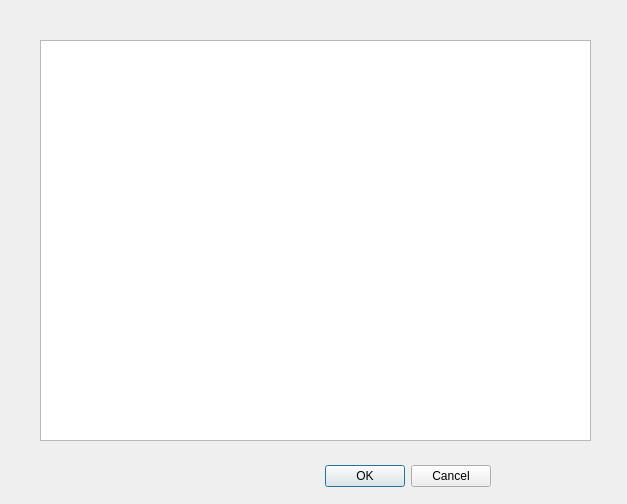
Old version of the form GlossaryDialog.ui in the repository wlssirius/ChaosTranslate.
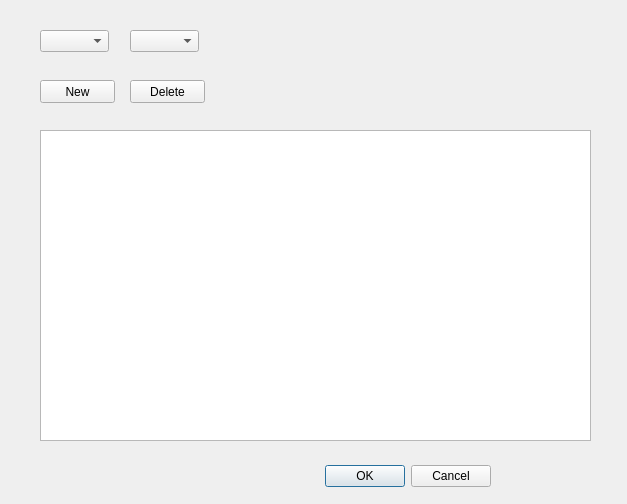
New version of the form.

Commit message: add new glossary function

What changed in the file:
```diff
--- a/GlossaryDialog.ui
+++ b/GlossaryDialog.ui
@@ -71,12 +71,58 @@
    <property name="geometry">
     <rect>
      <x>40</x>
-     <y>40</y>
+     <y>130</y>
      <width>551</width>
-     <height>401</height>
+     <height>311</height>
     </rect>
    </property>
   </widget>
+  <widget class="QPushButton" name="pushButton">
+   <property name="geometry">
+    <rect>
+     <x>40</x>
+     <y>80</y>
+     <width>75</width>
+     <height>23</height>
+    </rect>
+   </property>
+   <property name="text">
+    <string>New</string>
+   </property>
+  </widget>
+  <widget class="QComboBox" name="comboBox">
+   <property name="geometry">
+    <rect>
+     <x>40</x>
+     <y>30</y>
+     <width>69</width>
+     <height>22</height>
+    </rect>
+   </property>
+  </widget>
+  <widget class="QComboBox" name="comboBox_2">
+   <property name="geometry">
+    <rect>
+     <x>130</x>
+     <y>30</y>
+     <width>69</width>
+     <height>22</height>
+    </rect>
+   </property>
+  </widget>
+  <widget class="QPushButton" name="pushButton_2">
+   <property name="geometry">
+    <rect>
+     <x>130</x>
+     <y>80</y>
+     <width>75</width>
+     <height>23</height>
+    </rect>
+   </property>
+   <property name="text">
+    <string>Delete</string>
+   </property>
+  </widget>
  </widget>
  <resources/>
  <connections>
```
The commit also changes 4 other files.
